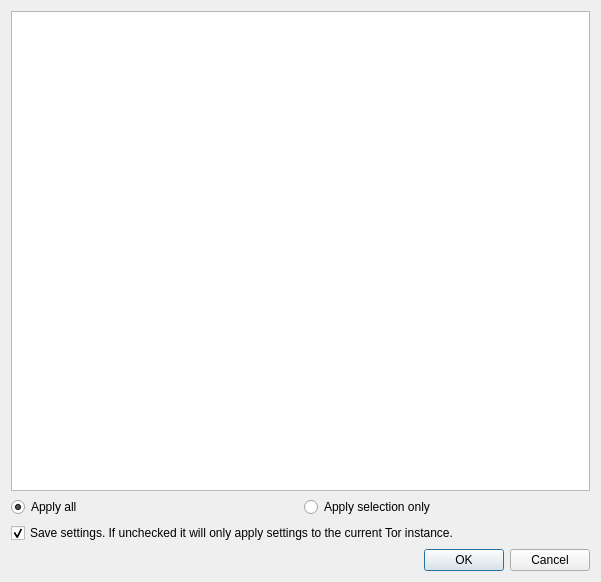
Above: src/vidalia/config/TorrcDialog.ui from a-ilin/vidalia before the change. Below: the same form after it.
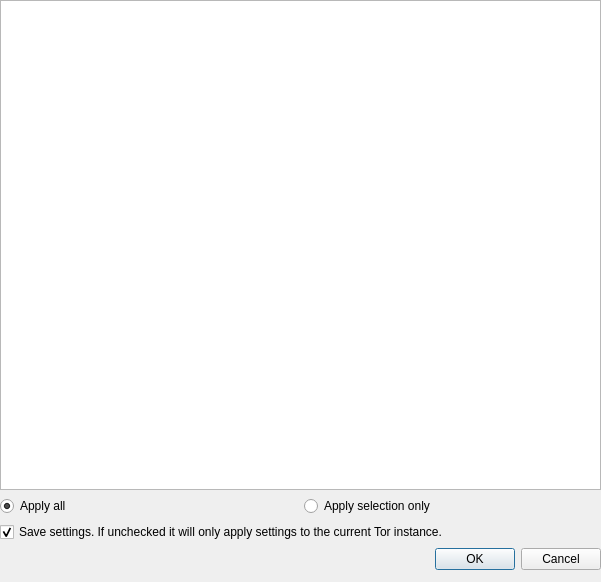
That is the form after the change. Icons and pictures are not drawn.

Commit message: Fix some layouts and add en/disable lblDirPort

Diff of the .ui file:
```diff
--- a/src/vidalia/config/TorrcDialog.ui
+++ b/src/vidalia/config/TorrcDialog.ui
@@ -10,6 +10,12 @@
     <height>582</height>
    </rect>
   </property>
+  <property name="sizePolicy">
+   <sizepolicy hsizetype="Preferred" vsizetype="Preferred">
+    <horstretch>0</horstretch>
+    <verstretch>0</verstretch>
+   </sizepolicy>
+  </property>
   <property name="windowTitle">
    <string>Editing torrc</string>
   </property>
@@ -17,11 +23,31 @@
    <iconset resource="../res/vidalia.qrc">
     <normaloff>:/images/16x16/system-run.png</normaloff>:/images/16x16/system-run.png</iconset>
   </property>
-  <layout class="QGridLayout" name="gridLayout_2">
-   <item row="0" column="0">
     <layout class="QVBoxLayout" name="verticalLayout">
+   <property name="leftMargin">
+    <number>0</number>
+   </property>
+   <property name="topMargin">
+    <number>0</number>
+   </property>
+   <property name="rightMargin">
+    <number>0</number>
+   </property>
+   <property name="bottomMargin">
+    <number>12</number>
+   </property>
      <item>
-      <widget class="QTextEdit" name="teditTorrc"/>
+    <widget class="QTextEdit" name="teditTorrc">
+     <property name="sizePolicy">
+      <sizepolicy hsizetype="Expanding" vsizetype="Expanding">
+       <horstretch>0</horstretch>
+       <verstretch>0</verstretch>
+      </sizepolicy>
+     </property>
+     <property name="frameShadow">
+      <enum>QFrame::Sunken</enum>
+     </property>
+    </widget>
      </item>
      <item>
       <layout class="QHBoxLayout" name="horizontalLayout_2">
@@ -37,6 +63,12 @@
        </item>
        <item>
         <widget class="QRadioButton" name="rdoSelection">
+       <property name="sizePolicy">
+        <sizepolicy hsizetype="Minimum" vsizetype="Fixed">
+         <horstretch>0</horstretch>
+         <verstretch>0</verstretch>
+        </sizepolicy>
+       </property>
          <property name="text">
           <string>Apply selection only</string>
          </property>
@@ -46,6 +78,12 @@
      </item>
      <item>
       <widget class="QCheckBox" name="chkSave">
+     <property name="sizePolicy">
+      <sizepolicy hsizetype="Maximum" vsizetype="Preferred">
+       <horstretch>0</horstretch>
+       <verstretch>0</verstretch>
+      </sizepolicy>
+     </property>
        <property name="text">
         <string>Save settings. If unchecked it will only apply settings to the current Tor instance.</string>
        </property>
@@ -54,9 +92,7 @@
        </property>
       </widget>
      </item>
-    </layout>
-   </item>
-   <item row="1" column="0">
+   <item>
     <widget class="QDialogButtonBox" name="buttonBox">
      <property name="orientation">
       <enum>Qt::Horizontal</enum>
```
Left out of the diff: 26 changed lines with no effect on the pictures. Lines whose indentation alone changed are shown as unchanged. The commit also changes 3 other files.
